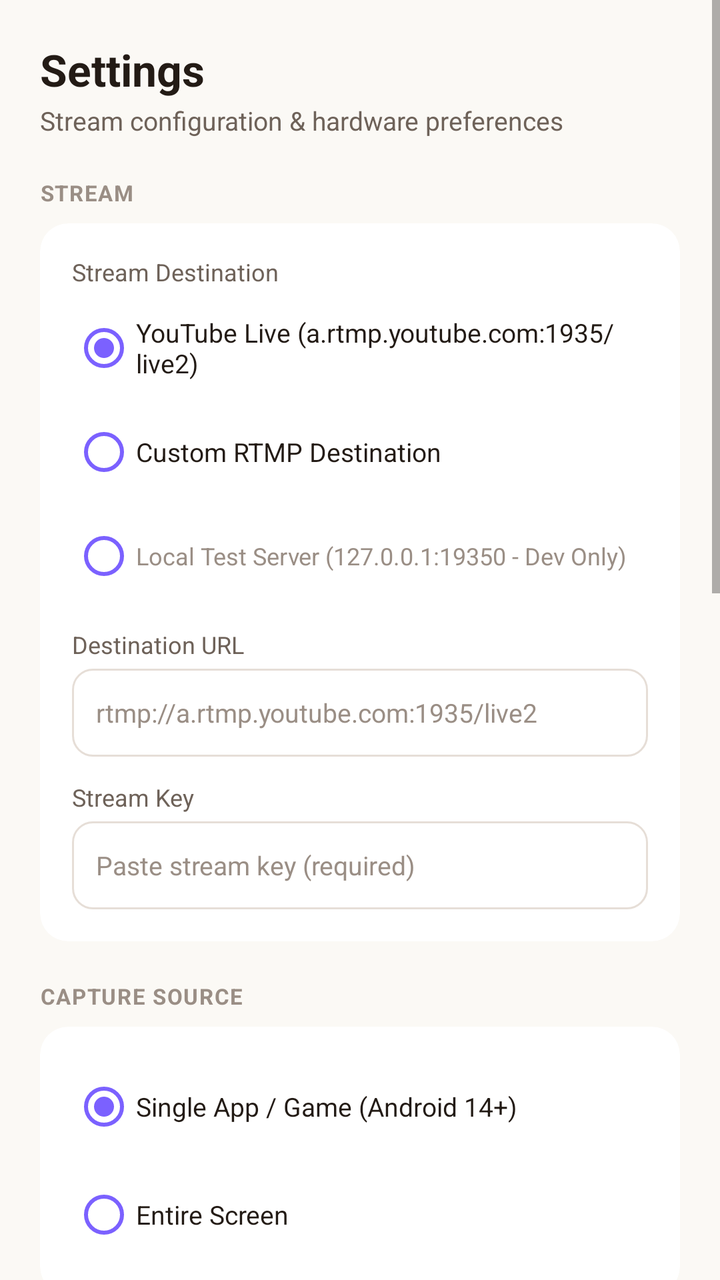
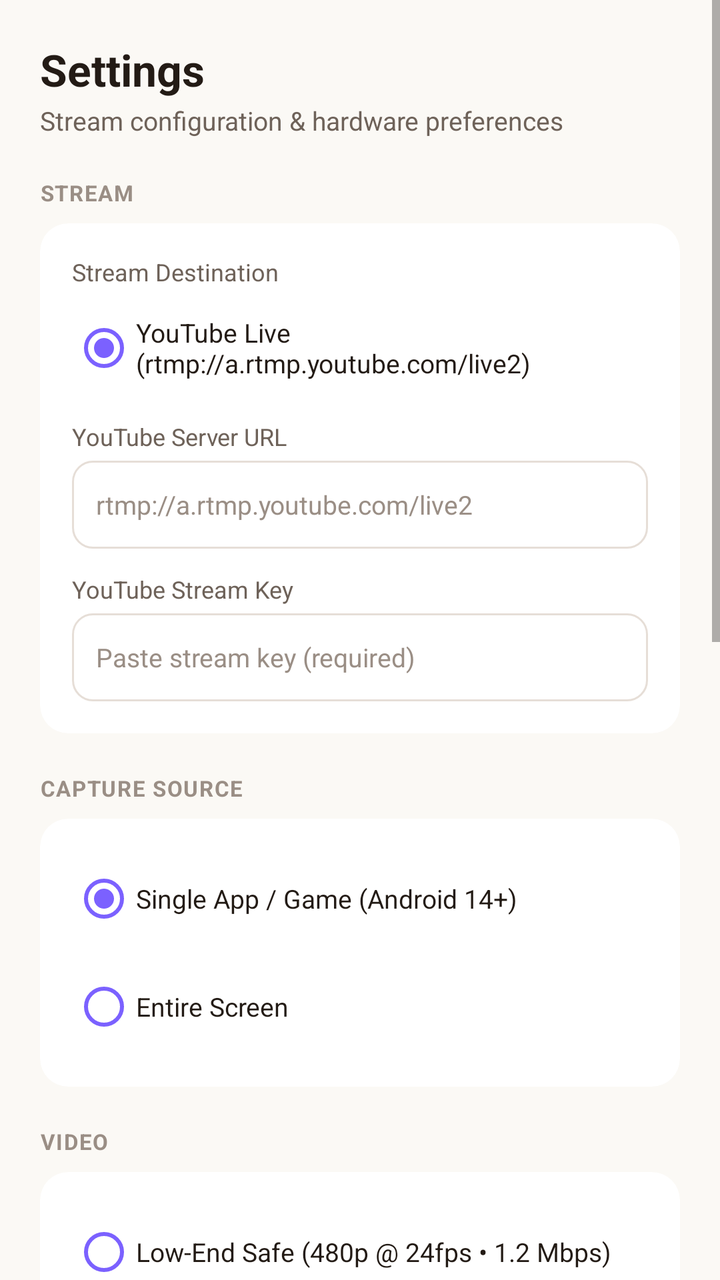

Two renders of the same Android screen: before a commit and after it. Below are the layout's source before the change and the commit's diff.
<!-- AndroidManifest.xml: application theme Theme.FairyLive -->
<!-- res/layout/fragment_settings.xml -->
<?xml version="1.0" encoding="utf-8"?>
<ScrollView xmlns:android="http://schemas.android.com/apk/res/android"
    xmlns:app="http://schemas.android.com/apk/res-auto"
    android:layout_width="match_parent"
    android:layout_height="match_parent"
    android:background="@color/bg_primary"
    android:fillViewport="true">

    <LinearLayout
        android:layout_width="match_parent"
        android:layout_height="wrap_content"
        android:orientation="vertical"
        android:paddingHorizontal="20dp"
        android:paddingVertical="20dp">

        <TextView
            android:layout_width="wrap_content"
            android:layout_height="wrap_content"
            android:text="Settings"
            android:textColor="@color/text_primary"
            android:textSize="22sp"
            android:textStyle="bold" />

        <TextView
            android:layout_width="wrap_content"
            android:layout_height="wrap_content"
            android:layout_marginTop="2dp"
            android:layout_marginBottom="20dp"
            android:text="Stream configuration &amp; hardware preferences"
            android:textColor="@color/text_secondary"
            android:textSize="13sp" />

        
        <TextView
            android:layout_width="wrap_content"
            android:layout_height="wrap_content"
            android:layout_marginBottom="8dp"
            android:letterSpacing="0.05"
            android:text="STREAM"
            android:textColor="@color/text_muted"
            android:textSize="11sp"
            android:textStyle="bold" />

        <androidx.cardview.widget.CardView
            android:layout_width="match_parent"
            android:layout_height="wrap_content"
            android:layout_marginBottom="20dp"
            app:cardBackgroundColor="@color/bg_card"
            app:cardCornerRadius="14dp"
            app:cardElevation="0dp">

            <LinearLayout
                android:layout_width="match_parent"
                android:layout_height="wrap_content"
                android:orientation="vertical"
                android:padding="16dp">

                <TextView
                    android:layout_width="wrap_content"
                    android:layout_height="wrap_content"
                    android:text="Stream Destination"
                    android:textColor="@color/text_secondary"
                    android:textSize="12sp" />

                <RadioGroup
                    android:id="@+id/rg_destination"
                    android:layout_width="match_parent"
                    android:layout_height="wrap_content"
                    android:layout_marginTop="6dp"
                    android:layout_marginBottom="12dp">

                    <RadioButton
                        android:id="@+id/rb_dest_youtube"
                        android:layout_width="match_parent"
                        android:layout_height="wrap_content"
                        android:buttonTint="@color/accent_primary"
                        android:checked="true"
                        android:text="YouTube Live (a.rtmp.youtube.com:1935/live2)"
                        android:textColor="@color/text_primary"
                        android:textSize="13sp" />

                    <RadioButton
                        android:id="@+id/rb_dest_custom"
                        android:layout_width="match_parent"
                        android:layout_height="wrap_content"
                        android:layout_marginTop="4dp"
                        android:buttonTint="@color/accent_primary"
                        android:text="Custom RTMP Destination"
                        android:textColor="@color/text_primary"
                        android:textSize="13sp" />

                    <RadioButton
                        android:id="@+id/rb_dest_local_test"
                        android:layout_width="match_parent"
                        android:layout_height="wrap_content"
                        android:layout_marginTop="4dp"
                        android:buttonTint="@color/accent_primary"
                        android:text="Local Test Server (127.0.0.1:19350 - Dev Only)"
                        android:textColor="@color/text_muted"
                        android:textSize="12sp" />
                </RadioGroup>

                <TextView
                    android:id="@+id/tv_label_server_url"
                    android:layout_width="wrap_content"
                    android:layout_height="wrap_content"
                    android:text="Destination URL"
                    android:textColor="@color/text_secondary"
                    android:textSize="12sp" />

                <EditText
                    android:id="@+id/et_server_url"
                    android:layout_width="match_parent"
                    android:layout_height="44dp"
                    android:layout_marginTop="4dp"
                    android:background="@drawable/bg_control_icon_button"
                    android:hint="rtmp://a.rtmp.youtube.com:1935/live2"
                    android:inputType="textUri"
                    android:paddingHorizontal="12dp"
                    android:textColor="@color/text_primary"
                    android:textColorHint="@color/text_muted"
                    android:textSize="13sp" />

                <TextView
                    android:layout_width="wrap_content"
                    android:layout_height="wrap_content"
                    android:layout_marginTop="12dp"
                    android:text="Stream Key"
                    android:textColor="@color/text_secondary"
                    android:textSize="12sp" />

                <EditText
                    android:id="@+id/et_stream_key"
                    android:layout_width="match_parent"
                    android:layout_height="44dp"
                    android:layout_marginTop="4dp"
                    android:background="@drawable/bg_control_icon_button"
                    android:hint="Paste stream key (required)"
                    android:inputType="textPassword"
                    android:paddingHorizontal="12dp"
                    android:textColor="@color/text_primary"
                    android:textColorHint="@color/text_muted"
                    android:textSize="13sp" />

            </LinearLayout>
        </androidx.cardview.widget.CardView>

        
        <TextView
            android:layout_width="wrap_content"
            android:layout_height="wrap_content"
            android:layout_marginBottom="8dp"
            android:letterSpacing="0.05"
            android:text="CAPTURE SOURCE"
            android:textColor="@color/text_muted"
            android:textSize="11sp"
            android:textStyle="bold" />

        <androidx.cardview.widget.CardView
            android:layout_width="match_parent"
            android:layout_height="wrap_content"
            android:layout_marginBottom="20dp"
            app:cardBackgroundColor="@color/bg_card"
            app:cardCornerRadius="14dp"
            app:cardElevation="0dp">

            <LinearLayout
                android:layout_width="match_parent"
                android:layout_height="wrap_content"
                android:orientation="vertical"
                android:padding="16dp">

                <RadioGroup
                    android:id="@+id/rg_capture_source"
                    android:layout_width="match_parent"
                    android:layout_height="wrap_content">

                    <RadioButton
                        android:id="@+id/rb_capture_single_app"
                        android:layout_width="match_parent"
                        android:layout_height="wrap_content"
                        android:buttonTint="@color/accent_primary"
                        android:checked="true"
                        android:text="Single App / Game (Android 14+)"
                        android:textColor="@color/text_primary"
                        android:textSize="13sp" />

                    <RadioButton
                        android:id="@+id/rb_capture_entire_screen"
                        android:layout_width="match_parent"
                        android:layout_height="wrap_content"
                        android:layout_marginTop="6dp"
                        android:buttonTint="@color/accent_primary"
                        android:text="Entire Screen"
                        android:textColor="@color/text_primary"
                        android:textSize="13sp" />
                </RadioGroup>

            </LinearLayout>
        </androidx.cardview.widget.CardView>

        
        <TextView
            android:layout_width="wrap_content"
            android:layout_height="wrap_content"
            android:layout_marginBottom="8dp"
            android:letterSpacing="0.05"
            android:text="VIDEO"
            android:textColor="@color/text_muted"
            android:textSize="11sp"
            android:textStyle="bold" />

        <androidx.cardview.widget.CardView
            android:layout_width="match_parent"
            android:layout_height="wrap_content"
            android:layout_marginBottom="20dp"
            app:cardBackgroundColor="@color/bg_card"
            app:cardCornerRadius="14dp"
            app:cardElevation="0dp">

            <LinearLayout
                android:layout_width="match_parent"
                android:layout_height="wrap_content"
                android:orientation="vertical"
                android:padding="16dp">

                <RadioGroup
                    android:id="@+id/rg_profiles"
                    android:layout_width="match_parent"
                    android:layout_height="wrap_content">

                    <RadioButton
                        android:id="@+id/rb_profile_low"
                        android:layout_width="match_parent"
                        android:layout_height="wrap_content"
                        android:buttonTint="@color/accent_primary"
                        android:text="Low-End Safe (480p @ 24fps • 1.2 Mbps)"
                        android:textColor="@color/text_primary"
                        android:textSize="13sp" />

                    <RadioButton
                        android:id="@+id/rb_profile_balanced"
                        android:layout_width="match_parent"
                        android:layout_height="wrap_content"
                        android:layout_marginTop="6dp"
                        android:buttonTint="@color/accent_primary"
                        android:text="Balanced HD (720p @ 30fps • 2.2 Mbps)"
                        android:textColor="@color/text_primary"
                        android:textSize="13sp" />

                    <RadioButton
                        android:id="@+id/rb_profile_high"
                        android:layout_width="match_parent"
                        android:layout_height="wrap_content"
                        android:layout_marginTop="6dp"
                        android:buttonTint="@color/accent_primary"
                        android:text="High Quality (1080p @ 30fps • 4.0 Mbps)"
                        android:textColor="@color/text_primary"
                        android:textSize="13sp" />
                </RadioGroup>

            </LinearLayout>
        </androidx.cardview.widget.CardView>

        
        <TextView
            android:layout_width="wrap_content"
            android:layout_height="wrap_content"
            android:layout_marginBottom="8dp"
            android:letterSpacing="0.05"
            android:text="AUDIO &amp; CAMERA"
            android:textColor="@color/text_muted"
            android:textSize="11sp"
            android:textStyle="bold" />

        <androidx.cardview.widget.CardView
            android:layout_width="match_parent"
            android:layout_height="wrap_content"
            android:layout_marginBottom="20dp"
            app:cardBackgroundColor="@color/bg_card"
            app:cardCornerRadius="14dp"
            app:cardElevation="0dp">

            <LinearLayout
                android:layout_width="match_parent"
                android:layout_height="wrap_content"
                android:orientation="vertical"
                android:padding="16dp">

                <LinearLayout
                    android:layout_width="match_parent"
                    android:layout_height="wrap_content"
                    android:gravity="center_vertical"
                    android:orientation="horizontal">

                    <LinearLayout
                        android:layout_width="0dp"
                        android:layout_height="wrap_content"
                        android:layout_weight="1"
                        android:orientation="vertical">

                        <TextView
                            android:layout_width="wrap_content"
                            android:layout_height="wrap_content"
                            android:text="Microphone Capture"
                            android:textColor="@color/text_primary"
                            android:textSize="14sp"
                            android:textStyle="bold" />

                        <TextView
                            android:layout_width="wrap_content"
                            android:layout_height="wrap_content"
                            android:layout_marginTop="1dp"
                            android:text="Capture device microphone stream"
                            android:textColor="@color/text_secondary"
                            android:textSize="12sp" />
                    </LinearLayout>

                    <androidx.appcompat.widget.SwitchCompat
                        android:id="@+id/switch_audio_mic"
                        android:layout_width="wrap_content"
                        android:layout_height="wrap_content"
                        android:checked="true"
                        app:thumbTint="@color/accent_primary"
                        app:trackTint="@color/bg_surface" />
                </LinearLayout>

                <View
                    android:layout_width="match_parent"
                    android:layout_height="1dp"
                    android:layout_marginVertical="12dp"
                    android:background="@color/divider_color" />

                <LinearLayout
                    android:layout_width="match_parent"
                    android:layout_height="wrap_content"
                    android:gravity="center_vertical"
                    android:orientation="horizontal">

                    <LinearLayout
                        android:layout_width="0dp"
                        android:layout_height="wrap_content"
                        android:layout_weight="1"
                        android:orientation="vertical">

                        <TextView
                            android:layout_width="wrap_content"
                            android:layout_height="wrap_content"
                            android:text="Facecam PIP"
                            android:textColor="@color/text_primary"
                            android:textSize="14sp"
                            android:textStyle="bold" />

                        <TextView
                            android:layout_width="wrap_content"
                            android:layout_height="wrap_content"
                            android:layout_marginTop="1dp"
                            android:text="Enable camera picture-in-picture"
                            android:textColor="@color/text_secondary"
                            android:textSize="12sp" />
                    </LinearLayout>

                    <androidx.appcompat.widget.SwitchCompat
                        android:id="@+id/switch_facecam"
                        android:layout_width="wrap_content"
                        android:layout_height="wrap_content"
                        android:checked="true"
                        app:thumbTint="@color/accent_primary"
                        app:trackTint="@color/bg_surface" />
                </LinearLayout>

            </LinearLayout>
        </androidx.cardview.widget.CardView>

        
        <TextView
            android:layout_width="wrap_content"
            android:layout_height="wrap_content"
            android:layout_marginBottom="8dp"
            android:letterSpacing="0.05"
            android:text="ADVANCED"
            android:textColor="@color/text_muted"
            android:textSize="11sp"
            android:textStyle="bold" />

        <androidx.cardview.widget.CardView
            android:layout_width="match_parent"
            android:layout_height="wrap_content"
            android:layout_marginBottom="24dp"
            app:cardBackgroundColor="@color/bg_card"
            app:cardCornerRadius="14dp"
            app:cardElevation="0dp">

            <LinearLayout
                android:layout_width="match_parent"
                android:layout_height="wrap_content"
                android:orientation="vertical">

                
                <LinearLayout
                    android:id="@+id/row_advanced_diagnostics"
                    android:layout_width="match_parent"
                    android:layout_height="wrap_content"
                    android:background="?attr/selectableItemBackground"
                    android:clickable="true"
                    android:focusable="true"
                    android:gravity="center_vertical"
                    android:orientation="horizontal"
                    android:paddingHorizontal="16dp"
                    android:paddingVertical="14dp">

                    <LinearLayout
                        android:layout_width="0dp"
                        android:layout_height="wrap_content"
                        android:layout_weight="1"
                        android:orientation="vertical">

                        <TextView
                            android:layout_width="wrap_content"
                            android:layout_height="wrap_content"
                            android:text="System Diagnostics"
                            android:textColor="@color/text_primary"
                            android:textSize="14sp"
                            android:textStyle="bold" />

                        <TextView
                            android:layout_width="wrap_content"
                            android:layout_height="wrap_content"
                            android:layout_marginTop="1dp"
                            android:text="Hardware, MediaCodec encoders &amp; telemetry"
                            android:textColor="@color/text_secondary"
                            android:textSize="12sp" />
                    </LinearLayout>

                    <ImageView
                        android:layout_width="18dp"
                        android:layout_height="18dp"
                        android:src="@drawable/ic_chevron_right"
                        app:tint="@color/text_muted" />
                </LinearLayout>

                <View
                    android:layout_width="match_parent"
                    android:layout_height="1dp"
                    android:background="@color/divider_color" />

                
                <LinearLayout
                    android:id="@+id/row_about_app"
                    android:layout_width="match_parent"
                    android:layout_height="wrap_content"
                    android:gravity="center_vertical"
                    android:orientation="horizontal"
                    android:paddingHorizontal="16dp"
                    android:paddingVertical="14dp">

                    <LinearLayout
                        android:layout_width="0dp"
                        android:layout_height="wrap_content"
                        android:layout_weight="1"
                        android:orientation="vertical">

                        <TextView
                            android:layout_width="wrap_content"
                            android:layout_height="wrap_content"
                            android:text="About Fairy Live"
                            android:textColor="@color/text_primary"
                            android:textSize="14sp"
                            android:textStyle="bold" />

                        <TextView
                            android:layout_width="wrap_content"
                            android:layout_height="wrap_content"
                            android:layout_marginTop="1dp"
                            android:text="v1.0.0 Release • Pure Kotlin Native • 0 Third-Party Streaming Deps"
                            android:textColor="@color/text_secondary"
                            android:textSize="12sp" />
                    </LinearLayout>
                </LinearLayout>

            </LinearLayout>
        </androidx.cardview.widget.CardView>

        
        <com.google.android.material.button.MaterialButton
            android:id="@+id/btn_save"
            android:layout_width="match_parent"
            android:layout_height="52dp"
            android:layout_marginBottom="24dp"
            android:backgroundTint="@color/accent_primary"
            android:text="Save Settings"
            android:textAllCaps="false"
            android:textColor="@color/text_primary"
            android:textSize="15sp"
            android:textStyle="bold"
            app:cornerRadius="12dp"
            app:elevation="0dp" />

    </LinearLayout>
</ScrollView>
<!-- resources referenced by this layout -->
<resources>
  <color name="accent_primary">#7B61FF</color>
  <color name="bg_card">#FFFFFF</color>
  <color name="bg_primary">#FBF9F5</color>
  <color name="bg_surface">#F5EFEB</color>
  <color name="divider_color">#EAE2DA</color>
  <color name="text_muted">#9A8E85</color>
  <color name="text_primary">#231B15</color>
  <color name="text_secondary">#6E6259</color>
  <!-- drawable bg_control_icon_button (drawable) -->
  <?xml version="1.0" encoding="utf-8"?>
  <shape xmlns:android="http://schemas.android.com/apk/res/android"
      android:shape="rectangle">
      <solid android:color="@color/bg_card" />
      <stroke
          android:width="1dp"
          android:color="@color/bg_card_stroke" />
      <corners android:radius="@dimen/radius_sm" />
  </shape>
  <!-- drawable ic_chevron_right (drawable) -->
  <?xml version="1.0" encoding="utf-8"?>
  <vector xmlns:android="http://schemas.android.com/apk/res/android"
      android:width="24dp"
      android:height="24dp"
      android:viewportWidth="24"
      android:viewportHeight="24">
      <path
          android:fillColor="@color/text_muted"
          android:pathData="M10,6L8.59,7.41L13.17,12l-4.58,4.59L10,18l6,-6z" />
  </vector>
  <style name="Theme.FairyLive" parent="Theme.MaterialComponents.Light.NoActionBar">
          <item name="colorPrimary">@color/accent_primary</item>
          <item name="colorPrimaryVariant">@color/accent_primary_variant</item>
          <item name="colorOnPrimary">@color/text_on_dark</item>
  
          <item name="colorSecondary">@color/text_primary</item>
          <item name="colorSecondaryVariant">@color/text_secondary</item>
          <item name="colorOnSecondary">@color/bg_primary</item>
  
          <item name="android:statusBarColor">@color/bg_primary</item>
          <item name="android:windowLightStatusBar" tools:targetApi="m">true</item>
          <item name="android:navigationBarColor">@color/bg_surface</item>
          <item name="android:windowLightNavigationBar" tools:targetApi="o_mr1">true</item>
          <item name="android:windowBackground">@color/bg_primary</item>
  
          <item name="bottomSheetDialogTheme">@style/Theme.FairyLive.BottomSheetDialog</item>
      </style>
  <color name="bg_card_stroke">#E6DED7</color>
  <dimen name="radius_sm">10dp</dimen>
  <color name="accent_primary_variant">#6347EB</color>
  <color name="text_on_dark">#FFFFFF</color>
  <style name="Theme.FairyLive.BottomSheetDialog" parent="ThemeOverlay.MaterialComponents.BottomSheetDialog">
          <item name="android:windowAnimationStyle">@style/DialogAnimation.FairyLive.BottomSheet</item>
          <item name="bottomSheetStyle">@style/FairyBottomSheetStyle</item>
      </style>
  <style name="DialogAnimation.FairyLive.BottomSheet" parent="Animation.Design.BottomSheetDialog">
          <item name="android:windowEnterAnimation">@anim/slide_in_bottom</item>
          <item name="android:windowExitAnimation">@anim/slide_out_bottom</item>
      </style>
  <style name="FairyBottomSheetStyle" parent="Widget.MaterialComponents.BottomSheet.Modal">
          <item name="android:background">@drawable/bg_bottom_sheet</item>
          <item name="behavior_peekHeight">280dp</item>
      </style>
  <!-- drawable bg_bottom_sheet (drawable) -->
  <?xml version="1.0" encoding="utf-8"?>
  <shape xmlns:android="http://schemas.android.com/apk/res/android"
      android:shape="rectangle">
      <solid android:color="@color/bg_surface" />
      <corners
          android:topLeftRadius="@dimen/radius_xl"
          android:topRightRadius="@dimen/radius_xl"
          android:bottomLeftRadius="0dp"
          android:bottomRightRadius="0dp" />
  </shape>
  <dimen name="radius_xl">24dp</dimen>
</resources>

<!-- the commit's change to res/layout/fragment_settings.xml (unified diff, before → after) -->
@@ -75,7 +75,7 @@
                         android:layout_height="wrap_content"
                         android:buttonTint="@color/accent_primary"
                         android:checked="true"
-                        android:text="YouTube Live (a.rtmp.youtube.com:1935/live2)"
+                        android:text="YouTube Live (rtmp://a.rtmp.youtube.com/live2)"
                         android:textColor="@color/text_primary"
                         android:textSize="13sp" />
 
@@ -87,7 +87,8 @@
                         android:buttonTint="@color/accent_primary"
                         android:text="Custom RTMP Destination"
                         android:textColor="@color/text_primary"
-                        android:textSize="13sp" />
+                        android:textSize="13sp"
+                        android:visibility="gone" />
 
                     <RadioButton
                         android:id="@+id/rb_dest_local_test"
@@ -97,14 +98,15 @@
                         android:buttonTint="@color/accent_primary"
                         android:text="Local Test Server (127.0.0.1:19350 - Dev Only)"
                         android:textColor="@color/text_muted"
-                        android:textSize="12sp" />
+                        android:textSize="12sp"
+                        android:visibility="gone" />
                 </RadioGroup>
 
                 <TextView
                     android:id="@+id/tv_label_server_url"
                     android:layout_width="wrap_content"
                     android:layout_height="wrap_content"
-                    android:text="Destination URL"
+                    android:text="YouTube Server URL"
                     android:textColor="@color/text_secondary"
                     android:textSize="12sp" />
 
@@ -114,7 +116,7 @@
                     android:layout_height="44dp"
                     android:layout_marginTop="4dp"
                     android:background="@drawable/bg_control_icon_button"
-                    android:hint="rtmp://a.rtmp.youtube.com:1935/live2"
+                    android:hint="rtmp://a.rtmp.youtube.com/live2"
                     android:inputType="textUri"
                     android:paddingHorizontal="12dp"
                     android:textColor="@color/text_primary"
@@ -125,7 +127,7 @@
                     android:layout_width="wrap_content"
                     android:layout_height="wrap_content"
                     android:layout_marginTop="12dp"
-                    android:text="Stream Key"
+                    android:text="YouTube Stream Key"
                     android:textColor="@color/text_secondary"
                     android:textSize="12sp" />
 
